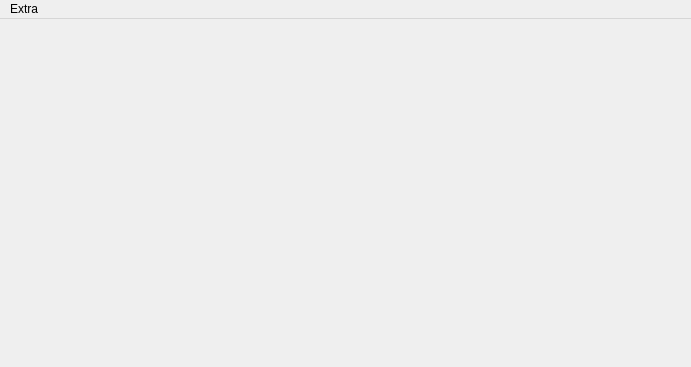
This is src/main_win/main_win.ui in VladKk/NetViewer as Qt 5 draws it before an edit. The edited form follows.
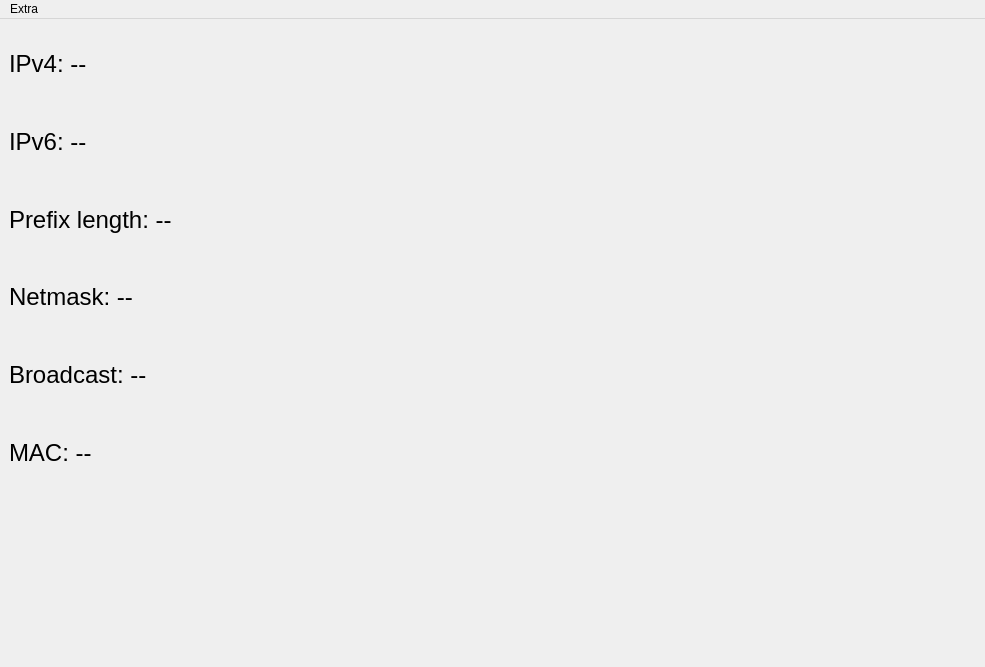
This is the edited form.

Commit message: Add main network information

What changed in the file:
```diff
--- a/src/main_win/main_win.ui
+++ b/src/main_win/main_win.ui
@@ -6,8 +6,8 @@
    <rect>
     <x>0</x>
     <y>0</y>
-    <width>691</width>
-    <height>367</height>
+    <width>985</width>
+    <height>667</height>
    </rect>
   </property>
   <property name="sizePolicy">
@@ -31,13 +31,122 @@
   <property name="windowTitle">
    <string>NetViewer</string>
   </property>
-  <widget class="QWidget" name="centralwidget"/>
+  <widget class="QWidget" name="centralwidget">
+   <widget class="QWidget" name="verticalLayoutWidget">
+    <property name="geometry">
+     <rect>
+      <x>9</x>
+      <y>9</y>
+      <width>741</width>
+      <height>461</height>
+     </rect>
+    </property>
+    <layout class="QVBoxLayout" name="verticalLayout">
+     <item>
+      <widget class="QLabel" name="labelIpv4">
+       <property name="font">
+        <font>
+         <pointsize>18</pointsize>
+         <stylestrategy>PreferDefault</stylestrategy>
+        </font>
+       </property>
+       <property name="layoutDirection">
+        <enum>Qt::LeftToRight</enum>
+       </property>
+       <property name="text">
+        <string>IPv4: --</string>
+       </property>
+      </widget>
+     </item>
+     <item>
+      <widget class="QLabel" name="labelIpv6">
+       <property name="font">
+        <font>
+         <pointsize>18</pointsize>
+         <stylestrategy>PreferDefault</stylestrategy>
+        </font>
+       </property>
+       <property name="layoutDirection">
+        <enum>Qt::LeftToRight</enum>
+       </property>
+       <property name="text">
+        <string>IPv6: --</string>
+       </property>
+      </widget>
+     </item>
+     <item>
+      <widget class="QLabel" name="labelPrefixlen">
+       <property name="font">
+        <font>
+         <pointsize>18</pointsize>
+         <stylestrategy>PreferDefault</stylestrategy>
+        </font>
+       </property>
+       <property name="layoutDirection">
+        <enum>Qt::LeftToRight</enum>
+       </property>
+       <property name="text">
+        <string>Prefix length: --</string>
+       </property>
+      </widget>
+     </item>
+     <item>
+      <widget class="QLabel" name="labelMask">
+       <property name="font">
+        <font>
+         <pointsize>18</pointsize>
+         <stylestrategy>PreferDefault</stylestrategy>
+        </font>
+       </property>
+       <property name="layoutDirection">
+        <enum>Qt::LeftToRight</enum>
+       </property>
+       <property name="text">
+        <string>Netmask: --</string>
+       </property>
+      </widget>
+     </item>
+     <item>
+      <widget class="QLabel" name="labelBroadcast">
+       <property name="font">
+        <font>
+         <pointsize>18</pointsize>
+         <stylestrategy>PreferDefault</stylestrategy>
+        </font>
+       </property>
+       <property name="layoutDirection">
+        <enum>Qt::LeftToRight</enum>
+       </property>
+       <property name="text">
+        <string>Broadcast: --</string>
+       </property>
+      </widget>
+     </item>
+     <item>
+      <widget class="QLabel" name="labelMac">
+       <property name="font">
+        <font>
+         <pointsize>18</pointsize>
+         <stylestrategy>PreferDefault</stylestrategy>
+        </font>
+       </property>
+       <property name="layoutDirection">
+        <enum>Qt::LeftToRight</enum>
+       </property>
+       <property name="text">
+        <string>MAC: --</string>
+       </property>
+      </widget>
+     </item>
+    </layout>
+   </widget>
+  </widget>
   <widget class="QMenuBar" name="menubar">
    <property name="geometry">
     <rect>
      <x>0</x>
      <y>0</y>
-     <width>691</width>
+     <width>985</width>
      <height>22</height>
     </rect>
    </property>
```
The commit also changes 2 other files.
